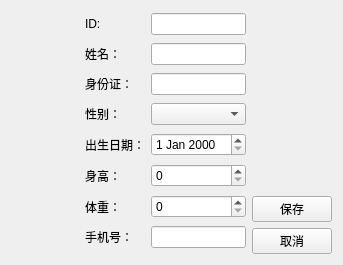
Qt form Lab4/patienteditview.ui (WDK688/QtCourse) before a commit.
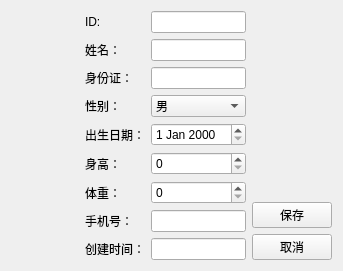
The same form after that commit.

```diff
--- a/Lab4/patienteditview.ui
+++ b/Lab4/patienteditview.ui
@@ -32,26 +32,34 @@
    </item>
    <item>
     <layout class="QGridLayout" name="gridLayout">
+     <item row="3" column="0">
+      <widget class="QLabel" name="dbComboSex1">
+       <property name="text">
+        <string>性别：</string>
+       </property>
+      </widget>
+     </item>
      <item row="0" column="0">
-      <widget class="QLabel" name="label">
+      <widget class="QLabel" name="dbEditID1">
        <property name="text">
         <string>ID:</string>
        </property>
       </widget>
      </item>
-     <item row="0" column="1">
-      <widget class="QLineEdit" name="lineEdit"/>
+     <item row="5" column="1">
+      <widget class="QSpinBox" name="dbSpinHeight">
+       <property name="maximum">
+        <number>200</number>
+       </property>
+      </widget>
      </item>
-     <item row="1" column="0">
-      <widget class="QLabel" name="label_2">
+     <item row="6" column="0">
+      <widget class="QLabel" name="dbSpinWeight1">
        <property name="text">
-        <string>姓名：</string>
+        <string>体重：</string>
        </property>
       </widget>
      </item>
-     <item row="1" column="1">
-      <widget class="QLineEdit" name="lineEdit_2"/>
-     </item>
      <item row="2" column="0">
       <widget class="QLabel" name="label_3">
        <property name="text">
@@ -59,28 +67,25 @@
        </property>
       </widget>
      </item>
+     <item row="1" column="0">
+      <widget class="QLabel" name="dbEditName1">
+       <property name="text">
+        <string>姓名：</string>
+       </property>
+      </widget>
+     </item>
      <item row="2" column="1">
-      <widget class="QLineEdit" name="lineEdit_3"/>
-     </item>
-     <item row="3" column="0">
-      <widget class="QLabel" name="label_4">
-       <property name="text">
-        <string>性别：</string>
-       </property>
-      </widget>
-     </item>
-     <item row="3" column="1">
-      <widget class="QComboBox" name="comboBox"/>
-     </item>
-     <item row="4" column="0">
-      <widget class="QLabel" name="label_5">
-       <property name="text">
-        <string>出生日期：</string>
-       </property>
-      </widget>
+      <widget class="QLineEdit" name="dbEditIDCard"/>
      </item>
      <item row="4" column="1">
-      <widget class="QDateEdit" name="dateEdit"/>
+      <widget class="QDateEdit" name="dbDateEditDOB"/>
+     </item>
+     <item row="7" column="0">
+      <widget class="QLabel" name="dbEditMobile1">
+       <property name="text">
+        <string>手机号：</string>
+       </property>
+      </widget>
      </item>
      <item row="5" column="0">
       <widget class="QLabel" name="label_6">
@@ -89,28 +94,52 @@
        </property>
       </widget>
      </item>
-     <item row="5" column="1">
-      <widget class="QSpinBox" name="spinBox_2"/>
-     </item>
-     <item row="6" column="0">
-      <widget class="QLabel" name="label_7">
-       <property name="text">
-        <string>体重：</string>
-       </property>
+     <item row="3" column="1">
+      <widget class="QComboBox" name="dbComboSex">
+       <item>
+        <property name="text">
+         <string>男</string>
+        </property>
+       </item>
+       <item>
+        <property name="text">
+         <string>女</string>
+        </property>
+       </item>
       </widget>
      </item>
+     <item row="1" column="1">
+      <widget class="QLineEdit" name="dbEditName"/>
+     </item>
      <item row="6" column="1">
-      <widget class="QSpinBox" name="spinBox"/>
+      <widget class="QSpinBox" name="dbSpinWeight">
+       <property name="maximum">
+        <number>200</number>
+       </property>
+      </widget>
      </item>
-     <item row="7" column="0">
-      <widget class="QLabel" name="label_8">
+     <item row="4" column="0">
+      <widget class="QLabel" name="dbDateEditDOB1">
        <property name="text">
-        <string>手机号：</string>
+        <string>出生日期：</string>
        </property>
       </widget>
      </item>
+     <item row="0" column="1">
+      <widget class="QLineEdit" name="dbEditID"/>
+     </item>
      <item row="7" column="1">
-      <widget class="QLineEdit" name="lineEdit_4"/>
+      <widget class="QLineEdit" name="dbEditMobile"/>
+     </item>
+     <item row="8" column="0">
+      <widget class="QLabel" name="label">
+       <property name="text">
+        <string>创建时间：</string>
+       </property>
+      </widget>
+     </item>
+     <item row="8" column="1">
+      <widget class="QLineEdit" name="dbCreatedTimeStamp"/>
      </item>
     </layout>
    </item>
```
Left out of the diff: 4 changed lines with no effect on the pictures.
